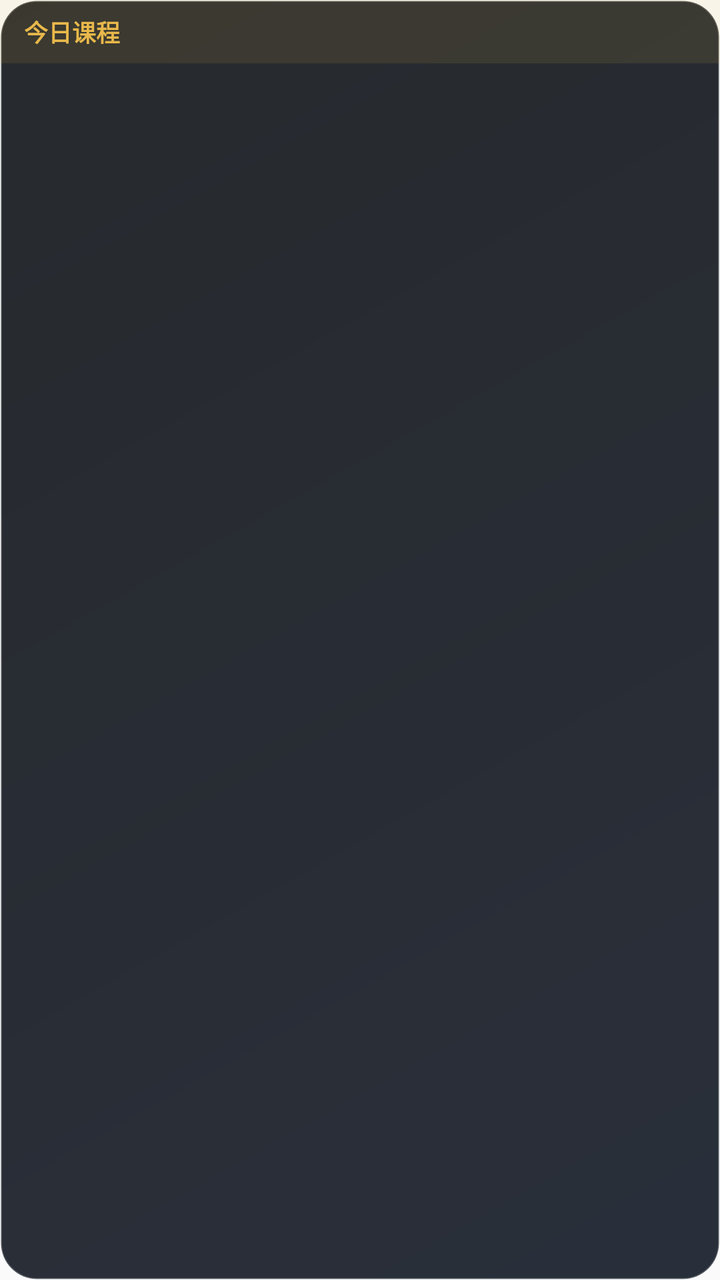
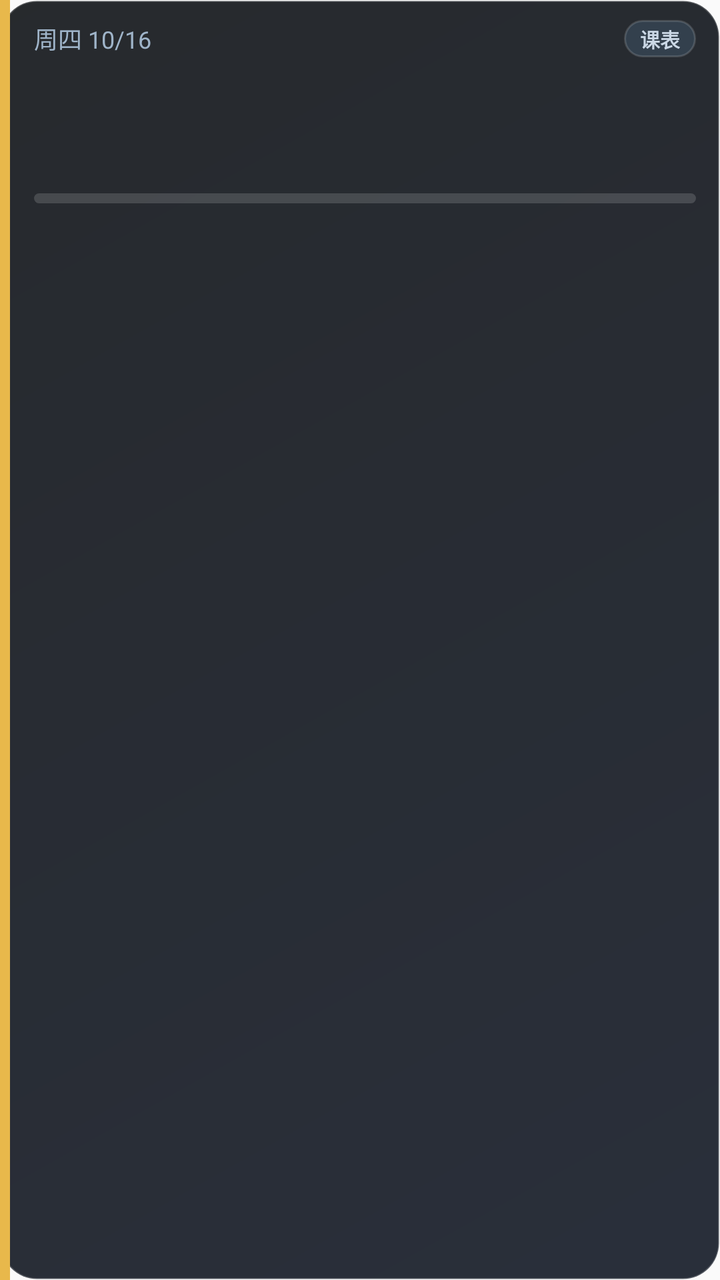

The first picture is an Android layout as it rendered before a commit; the second is the same layout after the commit. The layout source and the unified diff follow.
<!-- AndroidManifest.xml: application theme AppTheme -->
<!-- res/layout/schedule_widget_large.xml -->
<?xml version='1.0' encoding='utf-8'?>
<LinearLayout xmlns:android="http://schemas.android.com/apk/res/android"
    android:id="@+id/wl_root"
    android:layout_width="match_parent"
    android:layout_height="match_parent"
    android:background="@drawable/widget_bg"
    android:orientation="vertical">

    <TextView
        android:id="@+id/wl_state"
        android:layout_width="match_parent"
        android:layout_height="wrap_content"
        android:background="#1AE8B84B"
        android:ellipsize="end"
        android:maxLines="1"
        android:paddingLeft="12dp"
        android:paddingTop="7dp"
        android:paddingRight="12dp"
        android:paddingBottom="7dp"
        android:text="今日课程"
        android:textColor="#FFE8B84B"
        android:textSize="12sp"
        android:textStyle="bold" />

    <LinearLayout
        android:layout_width="match_parent"
        android:layout_height="0dp"
        android:layout_weight="1"
        android:orientation="vertical"
        android:paddingLeft="12dp"
        android:paddingTop="4dp"
        android:paddingRight="12dp">

        <TextView
            android:id="@+id/wl_c1"
            style="@style/QduWidgetRow" />
        <TextView
            android:id="@+id/wl_c2"
            style="@style/QduWidgetRow" />
        <TextView
            android:id="@+id/wl_c3"
            style="@style/QduWidgetRow" />
        <TextView
            android:id="@+id/wl_c4"
            style="@style/QduWidgetRow" />
    </LinearLayout>

    <TextView
        android:id="@+id/wl_foot"
        android:layout_width="match_parent"
        android:layout_height="wrap_content"
        android:ellipsize="end"
        android:maxLines="1"
        android:paddingLeft="12dp"
        android:paddingTop="4dp"
        android:paddingRight="12dp"
        android:paddingBottom="10dp"
        android:text=" "
        android:textColor="#FF7EE2C4"
        android:textSize="12sp"
        android:textStyle="bold" />
</LinearLayout>
<!-- resources referenced by this layout -->
<resources>
  <!-- drawable widget_bg (drawable) -->
  <?xml version='1.0' encoding='utf-8'?>
  <shape xmlns:android="http://schemas.android.com/apk/res/android"
      android:shape="rectangle">
      <corners android:radius="18dp" />
      <gradient
          android:angle="315"
          android:endColor="#F21E2430"
          android:startColor="#F21B1E22"
          android:type="linear" />
      <stroke
          android:width="1dp"
          android:color="#33FFFFFF" />
      <padding
          android:bottom="0dp"
          android:left="0dp"
          android:right="0dp"
          android:top="0dp" />
  </shape>
  <style name="QduWidgetRow">
          <item name="android:layout_width">match_parent</item>
          <item name="android:layout_height">0dp</item>
          <item name="android:layout_weight">1</item>
          <item name="android:gravity">center_vertical</item>
          <item name="android:ellipsize">end</item>
          <item name="android:maxLines">1</item>
          <item name="android:paddingTop">2dp</item>
          <item name="android:paddingBottom">2dp</item>
          <item name="android:text"> </item>
          <item name="android:textColor">#FFEDF2F7</item>
          <item name="android:textSize">12sp</item>
      </style>
  <style name="AppTheme" parent="Theme.AppCompat.Light.DarkActionBar">
          
          <item name="colorPrimary">@color/colorPrimary</item>
          <item name="colorPrimaryDark">@color/colorPrimaryDark</item>
          <item name="colorAccent">@color/colorAccent</item>
      </style>
</resources>

<!-- the commit's change to res/layout/schedule_widget_large.xml (unified diff, before → after) -->
@@ -4,59 +4,155 @@
     android:layout_width="match_parent"
     android:layout_height="match_parent"
     android:background="@drawable/widget_bg"
-    android:orientation="vertical">
+    android:orientation="horizontal">
 
-    <TextView
-        android:id="@+id/wl_state"
-        android:layout_width="match_parent"
-        android:layout_height="wrap_content"
-        android:background="#1AE8B84B"
-        android:ellipsize="end"
-        android:maxLines="1"
-        android:paddingLeft="12dp"
-        android:paddingTop="7dp"
-        android:paddingRight="12dp"
-        android:paddingBottom="7dp"
-        android:text="今日课程"
-        android:textColor="#FFE8B84B"
-        android:textSize="12sp"
-        android:textStyle="bold" />
+    <View
+        android:layout_width="5dp"
+        android:layout_height="match_parent"
+        android:background="#E8B84B" />
 
     <LinearLayout
-        android:layout_width="match_parent"
-        android:layout_height="0dp"
+        android:layout_width="0dp"
+        android:layout_height="match_parent"
         android:layout_weight="1"
         android:orientation="vertical"
         android:paddingLeft="12dp"
-        android:paddingTop="4dp"
-        android:paddingRight="12dp">
+        android:paddingTop="10dp"
+        android:paddingRight="12dp"
+        android:paddingBottom="8dp">
+
+        <LinearLayout
+            android:layout_width="match_parent"
+            android:layout_height="wrap_content"
+            android:gravity="center_vertical"
+            android:orientation="horizontal">
+
+            <TextView
+                android:id="@+id/wl_date"
+                android:layout_width="0dp"
+                android:layout_height="wrap_content"
+                android:layout_weight="1"
+                android:ellipsize="end"
+                android:maxLines="1"
+                android:text="周四 10/16"
+                android:textColor="#FF9FB4C9"
+                android:textSize="12sp" />
+
+            <TextView
+                android:id="@+id/wl_badge"
+                android:layout_width="wrap_content"
+                android:layout_height="wrap_content"
+                android:background="@drawable/badge_idle"
+                android:ellipsize="end"
+                android:maxLines="1"
+                android:paddingLeft="8dp"
+                android:paddingTop="2dp"
+                android:paddingRight="8dp"
+                android:paddingBottom="2dp"
+                android:text="课表"
+                android:textColor="#FFCBD8E6"
+                android:textSize="10sp"
+                android:textStyle="bold" />
+        </LinearLayout>
 
         <TextView
-            android:id="@+id/wl_c1"
-            style="@style/QduWidgetRow" />
+            android:id="@+id/wl_title"
+            android:layout_width="match_parent"
+            android:layout_height="wrap_content"
+            android:layout_marginTop="4dp"
+            android:ellipsize="end"
+            android:maxLines="1"
+            android:text=" "
+            android:textColor="#FFFFFFFF"
+            android:textSize="17sp"
+            android:textStyle="bold" />
+
         <TextView
-            android:id="@+id/wl_c2"
-            style="@style/QduWidgetRow" />
+            android:id="@+id/wl_sub"
+            android:layout_width="match_parent"
+            android:layout_height="wrap_content"
+            android:ellipsize="end"
+            android:maxLines="1"
+            android:text=" "
+            android:textColor="#FF9FB4C9"
+            android:textSize="11.5sp" />
+
+        <LinearLayout
+            android:layout_width="match_parent"
+            android:layout_height="wrap_content"
+            android:layout_marginTop="3dp"
+            android:gravity="center_vertical"
+            android:orientation="horizontal">
+
+            <TextView
+                android:id="@+id/wl_count"
+                android:layout_width="wrap_content"
+                android:layout_height="wrap_content"
+                android:ellipsize="end"
+                android:maxLines="1"
+                android:text=" "
+                android:textColor="#FF7EE2C4"
+                android:textSize="13sp"
+                android:textStyle="bold" />
+
+            <TextView
+                android:id="@+id/wl_progress"
+                android:layout_width="0dp"
+                android:layout_height="wrap_content"
+                android:layout_marginLeft="8dp"
+                android:layout_weight="1"
+                android:ellipsize="end"
+                android:gravity="right"
+                android:maxLines="1"
+                android:text=" "
+                android:textColor="#FF9FB4C9"
+                android:textSize="10.5sp" />
+        </LinearLayout>
+
+        <ProgressBar
+            android:id="@+id/wl_bar"
+            style="?android:attr/progressBarStyleHorizontal"
+            android:layout_width="match_parent"
+            android:layout_height="5dp"
+            android:layout_marginTop="5dp"
+            android:max="100"
+            android:progress="0"
+            android:progressDrawable="@drawable/progress_track" />
+
+        <LinearLayout
+            android:layout_width="match_parent"
+            android:layout_height="0dp"
+            android:layout_marginTop="5dp"
+            android:layout_weight="1"
+            android:orientation="vertical">
+
+            <TextView
+                android:id="@+id/wl_c1"
+                style="@style/QduWidgetRow" />
+
+            <TextView
+                android:id="@+id/wl_c2"
+                style="@style/QduWidgetRow" />
+
+            <TextView
+                android:id="@+id/wl_c3"
+                style="@style/QduWidgetRow" />
+
+            <TextView
+                android:id="@+id/wl_c4"
+                style="@style/QduWidgetRow" />
+        </LinearLayout>
+
         <TextView
-            android:id="@+id/wl_c3"
-            style="@style/QduWidgetRow" />
-        <TextView
-            android:id="@+id/wl_c4"
-            style="@style/QduWidgetRow" />
+            android:id="@+id/wl_foot"
+            android:layout_width="match_parent"
+            android:layout_height="wrap_content"
+            android:layout_marginTop="2dp"
+            android:ellipsize="end"
+            android:maxLines="1"
+            android:paddingTop="5dp"
+            android:text=" "
+            android:textColor="#FF7EE2C4"
+            android:textSize="10.5sp" />
     </LinearLayout>
-
-    <TextView
-        android:id="@+id/wl_foot"
-        android:layout_width="match_parent"
-        android:layout_height="wrap_content"
-        android:ellipsize="end"
-        android:maxLines="1"
-        android:paddingLeft="12dp"
-        android:paddingTop="4dp"
-        android:paddingRight="12dp"
-        android:paddingBottom="10dp"
-        android:text=" "
-        android:textColor="#FF7EE2C4"
-        android:textSize="12sp"
-        android:textStyle="bold" />
 </LinearLayout>
<!-- resource entries referenced after the edit -->
@@ -1,5 +1,31 @@
 <!-- resources referenced by this layout -->
 <resources>
+  <!-- drawable badge_idle (drawable) -->
+  <?xml version="1.0" encoding="utf-8"?>
+  <shape xmlns:android="http://schemas.android.com/apk/res/android"
+      android:shape="rectangle">
+      <corners android:radius="999dp" />
+      <solid android:color="#33404D" />
+      <stroke android:width="1dp" android:color="#26FFFFFF" />
+  </shape>
+  <!-- drawable progress_track (drawable) -->
+  <?xml version="1.0" encoding="utf-8"?>
+  <layer-list xmlns:android="http://schemas.android.com/apk/res/android">
+      <item android:id="@android:id/background">
+          <shape android:shape="rectangle">
+              <corners android:radius="999dp" />
+              <solid android:color="#26FFFFFF" />
+          </shape>
+      </item>
+      <item android:id="@android:id/progress">
+          <clip>
+              <shape android:shape="rectangle">
+                  <corners android:radius="999dp" />
+                  <gradient android:angle="0" android:startColor="#FFD166" android:endColor="#F2A93B" />
+              </shape>
+          </clip>
+      </item>
+  </layer-list>
   <!-- drawable widget_bg (drawable) -->
   <?xml version='1.0' encoding='utf-8'?>
   <shape xmlns:android="http://schemas.android.com/apk/res/android"
